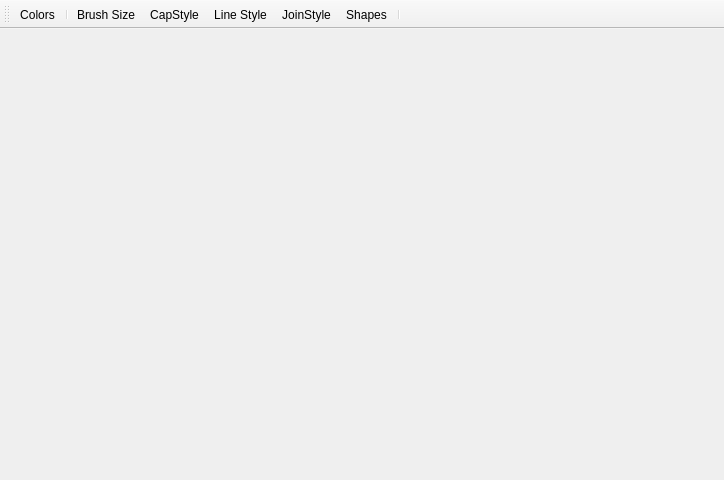
Above: mainwindow.ui from diparthshah/DoodleDraw before the change. Below: the same form after it.
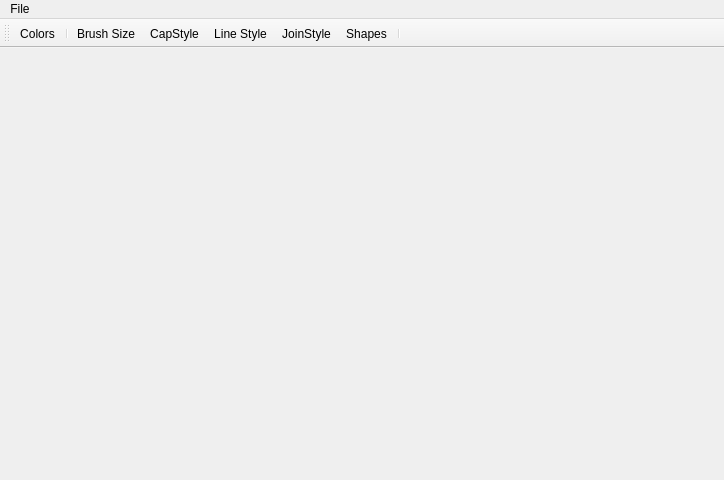
That is the form after the change. Icons and pictures are not drawn.

What changed in the file:
```diff
--- a/mainwindow.ui
+++ b/mainwindow.ui
@@ -29,6 +29,15 @@
      <height>22</height>
     </rect>
    </property>
+   <widget class="QMenu" name="menuFile">
+    <property name="title">
+     <string>File</string>
+    </property>
+    <addaction name="actionSave"/>
+    <addaction name="actionOpen"/>
+    <addaction name="actionExit"/>
+   </widget>
+   <addaction name="menuFile"/>
   </widget>
   <widget class="QToolBar" name="toolBar">
    <property name="sizeIncrement">
```
Left out of the diff: 33 changed lines with no effect on the pictures.
